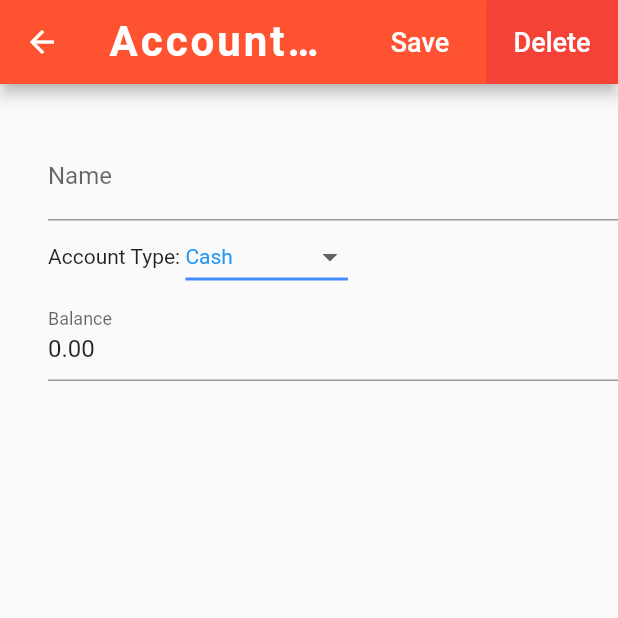
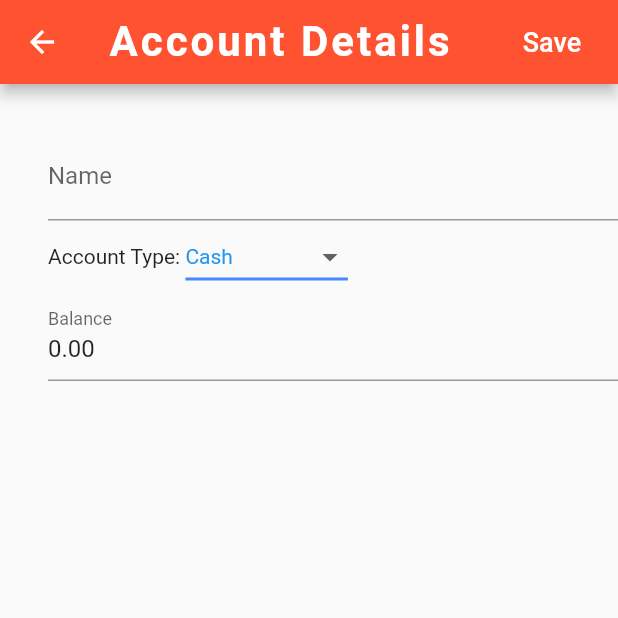
Before and after one commit to jayjay-w/home_finance, a Flutter app: the EditAccountScreen screen opened directly, on a phone screen of 412 x 824 dp, the top half of it. Run offline on Flutter 3.47's test engine with Material 2 defaults, Android fonts, the phone set to English and light mode, and no system bars; our stand-ins replace cached_network_image, cloud_firestore, firebase_auth, flushbar; missing offline and left inert: dart:ffi; accounts and stored records are empty; statements that could not run were skipped.

Commit message:
Mobile: Hide account delete button when adding a new account

```diff
--- a/mobile/lib/ui/screens/accounts.dart
+++ b/mobile/lib/ui/screens/accounts.dart
@@ -10,7 +10,6 @@ import 'package:homefinance/ui/screens/edit_account.dart';
 import 'package:homefinance/ui/screens/receive_money.dart';
 import 'package:homefinance/ui/screens/spend_money.dart';
 import 'package:homefinance/ui/screens/transfer.dart';
-import 'package:homefinance/ui/widgets/appBar.dart';
 import 'package:intl/intl.dart';
 
 class AccountsScreen extends StatefulWidget {
@@ -113,7 +112,7 @@ class _AccountsScreenState extends State<AccountsScreen> {
                   title: Row(
                     children: <Widget>[
                       Expanded(child: Text(account.accountName, style: TextStyle(fontWeight: FontWeight.bold),)),
-                      Text(account.currency + " " + currencyFormatter.format(account.currentBalance), style: account.currentBalance >= 0 ? TextStyle(color: Colors.green) : TextStyle(color: Colors.red)),
+                      Text(widget.user.defaultCurrency + " " + currencyFormatter.format(account.currentBalance), style: account.currentBalance >= 0 ? TextStyle(color: Colors.green) : TextStyle(color: Colors.red)),
                     ],
                   ),
                   trailing:  GestureDetector(child: Icon(Icons.arrow_forward_ios),),
--- a/mobile/lib/ui/screens/edit_account.dart
+++ b/mobile/lib/ui/screens/edit_account.dart
@@ -106,11 +106,14 @@ class _EditAccountScreenState extends State<EditAccountScreen> {
             onPressed: () { _save(); },
             child: Text("Save", style: TextStyle(fontSize: 18),),
           ),
-          FlatButton(
-            color: Colors.red,
-            textColor: Colors.white,
-            onPressed: () { _save(); },
-            child: Text("Delete", style: TextStyle(fontSize: 18),),
+          Visibility(
+            visible: isEditing,
+            child: FlatButton(
+              color: Colors.red,
+              textColor: Colors.white,
+              onPressed: () { _save(); },
+              child: Text("Delete", style: TextStyle(fontSize: 18),),
+            ),
           )
         ],
       ),
```
